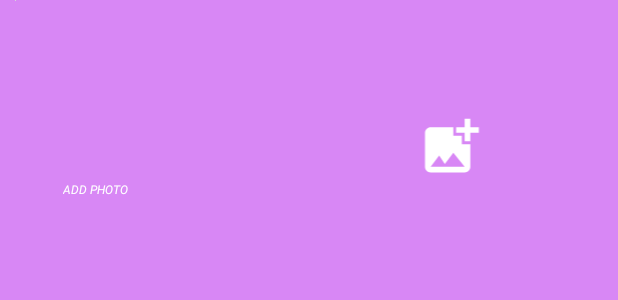
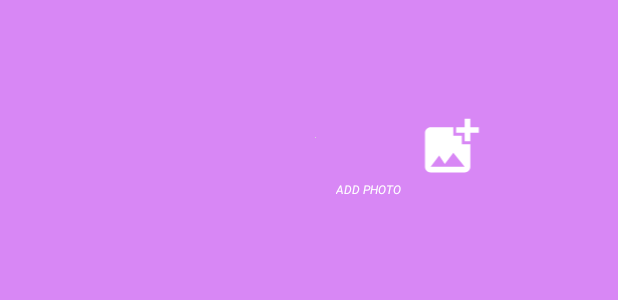
Before and after one commit to Haruberi/MyApp, an Android app: the layout activity_home_layout.xml on its own in the app's theme, with its tools: preview values and no code run, on a phone screen of 412 x 824 dp. Shown: the top 300 px of the screen. Run offline under Robolectric (Android 15) with nearby library versions, the phone set to English and light mode, and no system bars; Roboto replaces fonts that are not available here.

Commit message:
Add class for Japanese

```diff
--- /dev/null
+++ b/app/src/main/java/com/example/myapplication/JapaneseActivity.java
@@ -0,0 +1,4 @@
+package com.example.myapplication;
+
+public class JapaneseActivity {
+}
--- a/app/src/main/res/layout/activity_home_layout.xml
+++ b/app/src/main/res/layout/activity_home_layout.xml
@@ -11,8 +11,12 @@
         android:layout_width="wrap_content"
         android:layout_height="wrap_content"
         android:paddingLeft="10dp"
-        tools:layout_editor_absoluteX="136dp"
-        tools:layout_editor_absoluteY="112dp"
+        app:layout_constraintBottom_toBottomOf="parent"
+        app:layout_constraintEnd_toEndOf="parent"
+        app:layout_constraintHorizontal_bias="0.498"
+        app:layout_constraintStart_toStartOf="parent"
+        app:layout_constraintTop_toTopOf="parent"
+        app:layout_constraintVertical_bias="0.111"
         tools:srcCompat="@tools:sample/avatars" />
 
     <ImageView
```
